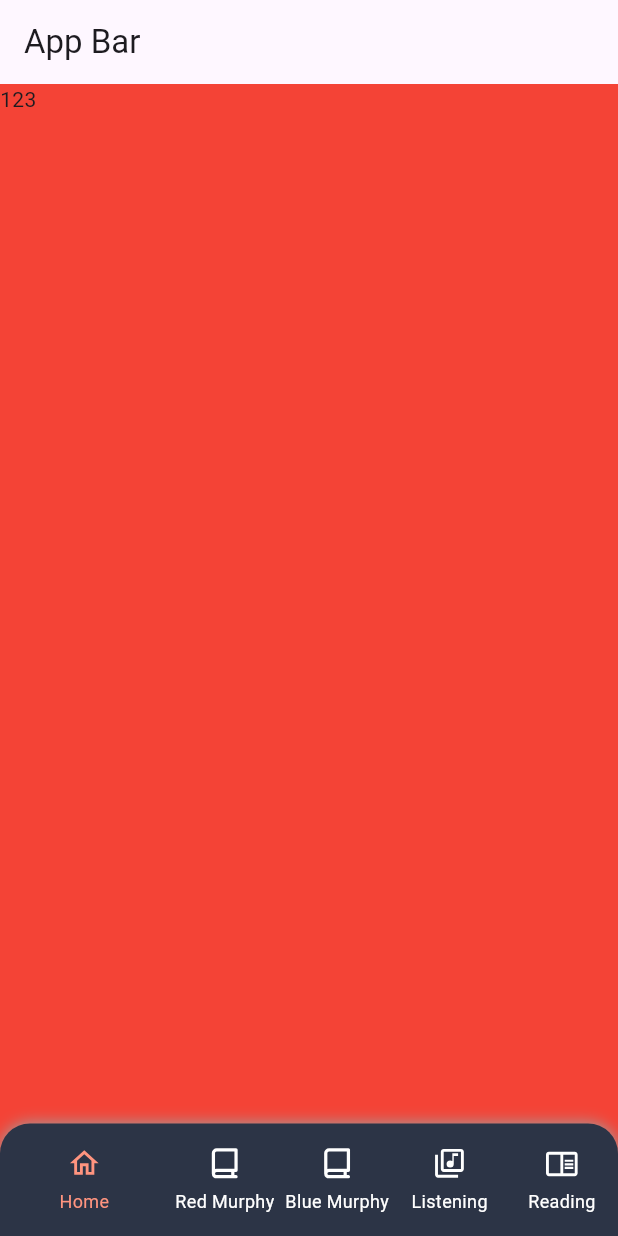
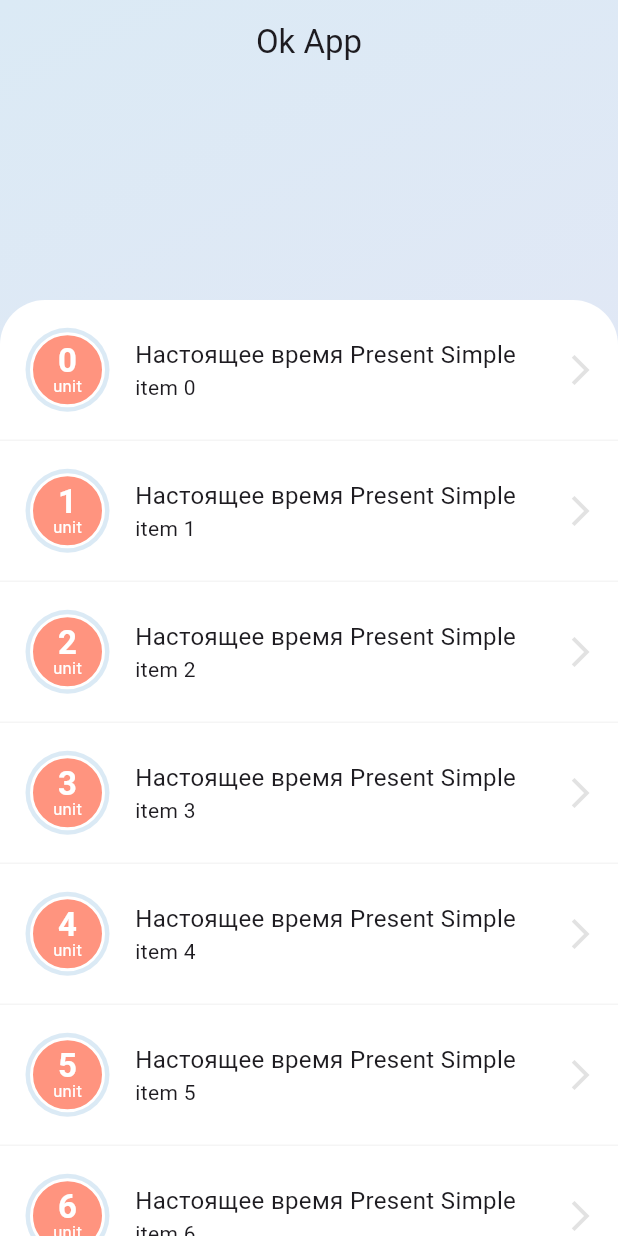
Before and after one commit to suvarz/ok_app, a Flutter app: the screen it shows after launch, on a phone screen of 412 x 824 dp. Run offline on Flutter 3.47's test engine with Material 3 defaults, Android fonts, the phone set to English and light mode, and no system bars; our stand-ins replace flutter_svg.

Commit message:
Add Units page.

```diff
--- a/lib/config/color_theme.dart
+++ b/lib/config/color_theme.dart
@@ -3,7 +3,9 @@ import 'package:flutter/material.dart';
 class ColorTheme {
   static Color mainText = const Color(0xFF000000);
   static Color reverseMainText = const Color(0xFFFFFFFF);
+  static Color accent = const Color(0xFFFF947F);
 
-  static Color accent = const Color(0xFFFF947F);
   static Color navBarBackground = const Color(0xFF2C3446);
+  static Color mainBarBackgroundFrom = const Color(0xFFDBEAF5);
+  static Color mainBarBackgroundTo = const Color(0xFFE8E5F6);
 }
--- a/lib/config/constants.dart
+++ b/lib/config/constants.dart
@@ -1,17 +1,12 @@
 class Constants {
-  static List<Map<String, String>> navBarLinks = [
+  static const List<Map<String, String>> navBarLinks = [
     {
       'title': 'Home',
       'url': '/',
       'icon': 'assets/icons/app_outline_home.svg',
     },
     {
-      'title': 'Red Murphy',
-      'url': '/',
-      'icon': 'assets/icons/app_book_icon.svg',
-    },
-    {
-      'title': 'Blue Murphy',
+      'title': 'Murphy',
       'url': '/',
       'icon': 'assets/icons/app_book_icon.svg',
     },
@@ -26,4 +21,9 @@ class Constants {
       'icon': 'assets/icons/app_outline_chrome_reader_mode.svg',
     },
   ];
+
+  static const assetImagesHomeBusinessmanKeynote =
+      'assets/images/home_businessman_keynote.svg';
+
+  static const boxBorderRadius = 20.0;
 }
--- a/lib/config/ok_app.dart
+++ b/lib/config/ok_app.dart
@@ -1,5 +1,5 @@
 import 'package:flutter/material.dart';
-import 'package:ok_app/features/home/presentation/pages/home_page.dart';
+import 'package:ok_app/features/units/presentation/pages/units_page.dart';
 
 class OkApp extends StatelessWidget {
   const OkApp({Key? key}) : super(key: key);
@@ -12,7 +12,7 @@ class OkApp extends StatelessWidget {
         colorScheme: ColorScheme.fromSeed(seedColor: Colors.deepPurple),
         useMaterial3: true,
       ),
-      home: const HomePage(),
+      home: const UnitsPage(),
     );
   }
 }
--- /dev/null
+++ b/lib/features/app/presentation/widgets/app_bar.dart
@@ -0,0 +1,22 @@
+import 'package:flutter/material.dart';
+
+class AppBar extends StatelessWidget {
+  final String title;
+  final String imagePath;
+
+  const AppBar({super.key, required this.title, required this.imagePath});
+
+  @override
+  Widget build(BuildContext context) {
+    return SliverAppBar(
+      title: Text(title),
+      backgroundColor: Colors.transparent,
+      expandedHeight: 200,
+      centerTitle: true,
+      floating: false,
+      pinned: true,
+      snap: false,
+      elevation: 0,
+    );
+  }
+}
--- a/lib/features/app/presentation/widgets/nav_bar.dart
+++ b/lib/features/app/presentation/widgets/nav_bar.dart
@@ -39,6 +39,7 @@ class _NavBarState extends State<NavBar> {
   @override
   Widget build(BuildContext context) {
     return Container(
+      // color: Colors.white,
       height: 75,
       decoration: BoxDecoration(
         color: ColorTheme.navBarBackground,
@@ -62,6 +63,7 @@ class _NavBarState extends State<NavBar> {
         unselectedItemColor: ColorTheme.reverseMainText,
         selectedFontSize: 12,
         unselectedFontSize: 12,
+        backgroundColor: Colors.transparent,
         onTap: _onTap,
       ),
     );
--- a/lib/features/home/presentation/pages/home_page.dart
+++ b/lib/features/home/presentation/pages/home_page.dart
@@ -1,18 +1,39 @@
 import 'package:flutter/material.dart';
-import 'package:ok_app/features/app/presentation/widgets/nav_bar.dart';
+import 'package:ok_app/config/color_theme.dart';
+import 'package:ok_app/features/home/presentation/widgets/home_widget.dart';
 
 class HomePage extends StatelessWidget {
   const HomePage({super.key});
 
   @override
   Widget build(BuildContext context) {
-    return Scaffold(
-      backgroundColor: Colors.red,
-      body: const SafeArea(
-        child: Text('123'),
+    return Container(
+      decoration: BoxDecoration(
+        gradient: LinearGradient(
+          begin: Alignment.topLeft,
+          end: Alignment.bottomRight,
+          colors: [
+            ColorTheme.mainBarBackgroundFrom,
+            ColorTheme.mainBarBackgroundTo,
+          ],
+        ),
       ),
-      appBar: AppBar(title: const Text('App Bar')),
-      bottomNavigationBar: const NavBar(),
+      child: Scaffold(
+        backgroundColor: Colors.transparent,
+        body: SafeArea(
+          child: Column(
+            children: [
+              const Expanded(child: HomeWidget()),
+              Container(
+                color: Colors.red,
+                height: 70,
+                child: const Center(child: Text('nav')),
+              ),
+            ],
+          ),
+        ),
+        // bottomNavigationBar: NavBar(),
+      ),
     );
   }
 }
--- /dev/null
+++ b/lib/features/home/presentation/widgets/home_widget.dart
@@ -0,0 +1,16 @@
+import 'package:flutter/material.dart';
+
+class HomeWidget extends StatelessWidget {
+  const HomeWidget({super.key});
+
+  @override
+  Widget build(BuildContext context) {
+    return const SingleChildScrollView(
+      child: Column(
+        children: [
+          Text('Main'),
+        ],
+      ),
+    );
+  }
+}
--- /dev/null
+++ b/lib/features/unit/presentation/pages/unit_page.dart
@@ -0,0 +1,10 @@
+import 'package:flutter/material.dart';
+
+class UnitPage extends StatelessWidget {
+  const UnitPage({super.key});
+
+  @override
+  Widget build(BuildContext context) {
+    return const Text('unit');
+  }
+}
--- /dev/null
+++ b/lib/features/units/presentation/pages/units_page.dart
@@ -0,0 +1,40 @@
+import 'package:flutter/material.dart' hide AppBar;
+import 'package:ok_app/config/color_theme.dart';
+import 'package:ok_app/features/app/presentation/widgets/app_bar.dart';
+import 'package:ok_app/features/units/presentation/widgets/units_item_widget.dart';
+
+class UnitsPage extends StatelessWidget {
+  const UnitsPage({super.key});
+
+  @override
+  Widget build(BuildContext context) {
+    return Container(
+      decoration: BoxDecoration(
+        gradient: LinearGradient(
+          begin: Alignment.topLeft,
+          end: Alignment.bottomRight,
+          colors: [
+            ColorTheme.mainBarBackgroundFrom,
+            ColorTheme.mainBarBackgroundTo,
+          ],
+        ),
+      ),
+      child: Scaffold(
+        backgroundColor: Colors.transparent,
+        body: CustomScrollView(
+          slivers: [
+            const AppBar(title: 'Ok App', imagePath: ''),
+            SliverList(
+              delegate: SliverChildBuilderDelegate(
+                (context, index) {
+                  return UnitsItemWidget(index: index);
+                },
+                childCount: 30,
+              ),
+            ),
+          ],
+        ),
+      ),
+    );
+  }
+}
--- /dev/null
+++ b/lib/features/units/presentation/widgets/units_item_widget.dart
@@ -0,0 +1,101 @@
+import 'package:flutter/material.dart';
+import 'package:ok_app/config/color_theme.dart';
+
+class UnitsItemWidget extends StatelessWidget {
+  final int index;
+
+  const UnitsItemWidget({super.key, required this.index});
+
+  @override
+  Widget build(BuildContext context) {
+    return Container(
+      decoration: BoxDecoration(
+        color: Colors.white,
+        border: Border(
+          bottom: BorderSide(color: Colors.grey.withOpacity(0.1)),
+        ),
+        borderRadius: index == 0
+            ? const BorderRadius.vertical(
+                top: Radius.circular(30),
+              )
+            : BorderRadius.zero,
+      ),
+      child: Row(
+        children: [
+          SizedBox(
+            width: 90,
+            child: Center(
+              child: Stack(
+                alignment: AlignmentDirectional.center,
+                children: [
+                  Container(
+                    width: 56,
+                    height: 56,
+                    decoration: BoxDecoration(
+                      color: ColorTheme.mainBarBackgroundFrom,
+                      borderRadius: const BorderRadius.all(Radius.circular(28)),
+                    ),
+                  ),
+                  Container(
+                    width: 50,
+                    height: 50,
+                    decoration: BoxDecoration(
+                      color: ColorTheme.accent,
+                      borderRadius: const BorderRadius.all(Radius.circular(25)),
+                      border: Border.all(color: Colors.white, width: 2),
+                    ),
+                    child: Column(
+                      mainAxisAlignment: MainAxisAlignment.center,
+                      children: [
+                        Text(
+                          index.toString(),
+                          style: TextStyle(
+                            fontSize: 22,
+                            fontWeight: FontWeight.bold,
+                            height: 1,
+                            color: ColorTheme.reverseMainText,
+                          ),
+                        ),
+                        Text(
+                          'unit',
+                          style: TextStyle(
+                            fontSize: 11,
+                            height: 1.2,
+                            color: ColorTheme.reverseMainText,
+                          ),
+                        ),
+                      ],
+                    ),
+                  ),
+                ],
+              ),
+            ),
+          ),
+          Expanded(
+            child: Padding(
+              padding: const EdgeInsets.symmetric(vertical: 25, horizontal: 0),
+              child: Column(
+                crossAxisAlignment: CrossAxisAlignment.start,
+                children: [
+                  const Text(
+                    'Настоящее время Present Simple',
+                    style: TextStyle(
+                      fontSize: 16,
+                      fontWeight: FontWeight.normal,
+                    ),
+                  ),
+                  Text('item $index'),
+                ],
+              ),
+            ),
+          ),
+          SizedBox(
+            width: 50,
+            child: Icon(Icons.arrow_forward_ios,
+                color: Colors.grey.withOpacity(0.3)),
+          ),
+        ],
+      ),
+    );
+  }
+}
--- a/pubspec.yaml
+++ b/pubspec.yaml
@@ -61,7 +61,9 @@ flutter:
 
   # To add assets to your application, add an assets section, like this:
   assets:
+    - assets/backgrounds/
     - assets/icons/
+    - assets/images/
   #   - images/a_dot_burr.jpeg
   #   - images/a_dot_ham.jpeg
 
```
Also changed, not shown: assets/backgrounds/home_office.svg (added), assets/images/home_businessman_keynote.svg (added).
